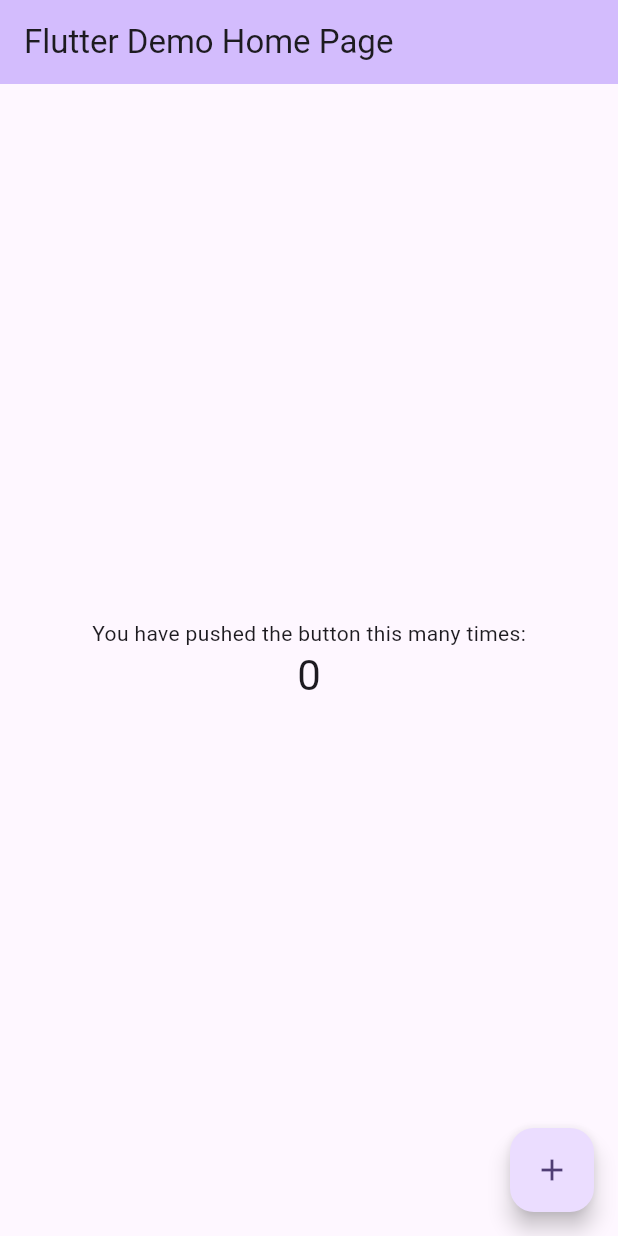
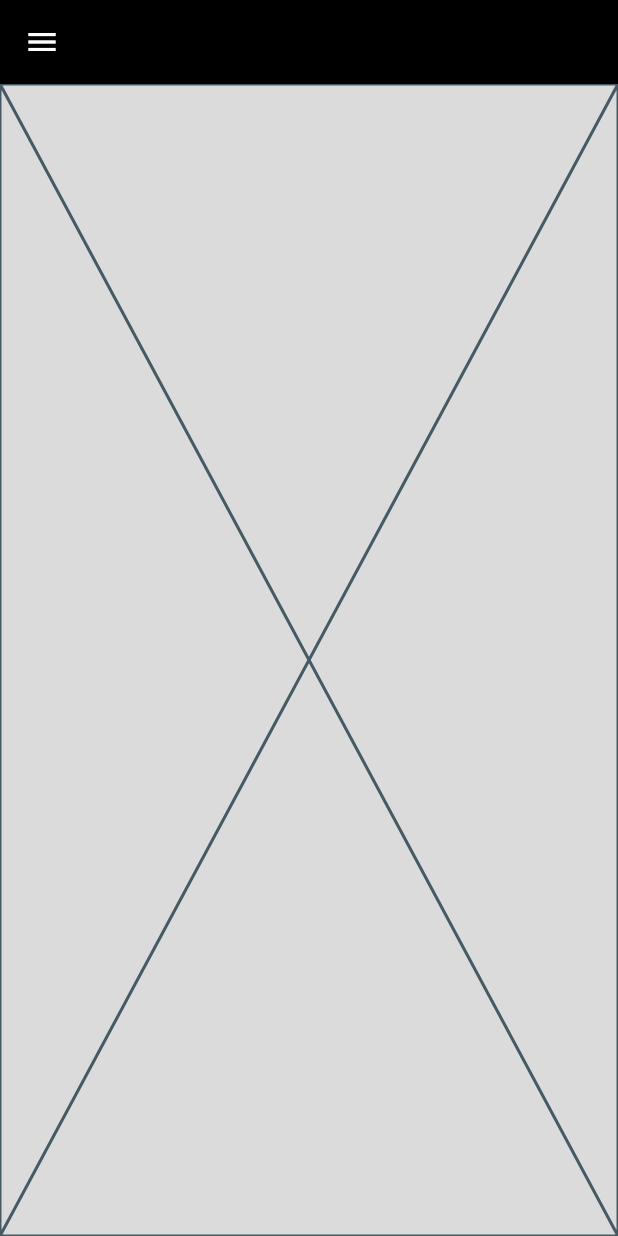
Before and after one commit to Mina8496/adaptaive_layout_practice, a Flutter app: the screen it shows after launch, on a phone screen of 412 x 824 dp. Run offline on Flutter 3.47's test engine with Material 3 defaults, Android fonts, the phone set to English and light mode, and no system bars.

Commit message:
create home page body

```diff
--- a/lib/main.dart
+++ b/lib/main.dart
@@ -1,122 +1,15 @@
+import 'package:adaptaive_layout_practice/pages/home_page.dart';
 import 'package:flutter/material.dart';
 
 void main() {
-  runApp(const MyApp());
+  runApp(const AdaptaiveLayout());
 }
 
-class MyApp extends StatelessWidget {
-  const MyApp({super.key});
-
-  // This widget is the root of your application.
-  @override
-  Widget build(BuildContext context) {
-    return MaterialApp(
-      title: 'Flutter Demo',
-      theme: ThemeData(
-        // This is the theme of your application.
-        //
-        // TRY THIS: Try running your application with "flutter run". You'll see
-        // the application has a purple toolbar. Then, without quitting the app,
-        // try changing the seedColor in the colorScheme below to Colors.green
-        // and then invoke "hot reload" (save your changes or press the "hot
-        // reload" button in a Flutter-supported IDE, or press "r" if you used
-        // the command line to start the app).
-        //
-        // Notice that the counter didn't reset back to zero; the application
-        // state is not lost during the reload. To reset the state, use hot
-        // restart instead.
-        //
-        // This works for code too, not just values: Most code changes can be
-        // tested with just a hot reload.
-        colorScheme: .fromSeed(seedColor: Colors.deepPurple),
-      ),
-      home: const MyHomePage(title: 'Flutter Demo Home Page'),
-    );
-  }
-}
-
-class MyHomePage extends StatefulWidget {
-  const MyHomePage({super.key, required this.title});
-
-  // This widget is the home page of your application. It is stateful, meaning
-  // that it has a State object (defined below) that contains fields that affect
-  // how it looks.
-
-  // This class is the configuration for the state. It holds the values (in this
-  // case the title) provided by the parent (in this case the App widget) and
-  // used by the build method of the State. Fields in a Widget subclass are
-  // always marked "final".
-
-  final String title;
-
-  @override
-  State<MyHomePage> createState() => _MyHomePageState();
-}
-
-class _MyHomePageState extends State<MyHomePage> {
-  int _counter = 0;
-
-  void _incrementCounter() {
-    setState(() {
-      // This call to setState tells the Flutter framework that something has
-      // changed in this State, which causes it to rerun the build method below
-      // so that the display can reflect the updated values. If we changed
-      // _counter without calling setState(), then the build method would not be
-      // called again, and so nothing would appear to happen.
-      _counter++;
-    });
-  }
+class AdaptaiveLayout extends StatelessWidget {
+  const AdaptaiveLayout({super.key});
 
   @override
   Widget build(BuildContext context) {
-    // This method is rerun every time setState is called, for instance as done
-    // by the _incrementCounter method above.
-    //
-    // The Flutter framework has been optimized to make rerunning build methods
-    // fast, so that you can just rebuild anything that needs updating rather
-    // than having to individually change instances of widgets.
-    return Scaffold(
-      appBar: AppBar(
-        // TRY THIS: Try changing the color here to a specific color (to
-        // Colors.amber, perhaps?) and trigger a hot reload to see the AppBar
-        // change color while the other colors stay the same.
-        backgroundColor: Theme.of(context).colorScheme.inversePrimary,
-        // Here we take the value from the MyHomePage object that was created by
-        // the App.build method, and use it to set our appbar title.
-        title: Text(widget.title),
-      ),
-      body: Center(
-        // Center is a layout widget. It takes a single child and positions it
-        // in the middle of the parent.
-        child: Column(
-          // Column is also a layout widget. It takes a list of children and
-          // arranges them vertically. By default, it sizes itself to fit its
-          // children horizontally, and tries to be as tall as its parent.
-          //
-          // Column has various properties to control how it sizes itself and
-          // how it positions its children. Here we use mainAxisAlignment to
-          // center the children vertically; the main axis here is the vertical
-          // axis because Columns are vertical (the cross axis would be
-          // horizontal).
-          //
-          // TRY THIS: Invoke "debug painting" (choose the "Toggle Debug Paint"
-          // action in the IDE, or press "p" in the console), to see the
-          // wireframe for each widget.
-          mainAxisAlignment: .center,
-          children: [
-            const Text('You have pushed the button this many times:'),
-            Text(
-              '$_counter',
-              style: Theme.of(context).textTheme.headlineMedium,
-            ),
-          ],
-        ),
-      ),
-      floatingActionButton: FloatingActionButton(
-        onPressed: _incrementCounter,
-        tooltip: 'Increment',
-        child: const Icon(Icons.add),
-      ),
-    );
+    return MaterialApp(home: HomePage());
   }
 }
--- /dev/null
+++ b/lib/pages/widgets/home_page_body.dart
@@ -0,0 +1,10 @@
+import 'package:flutter/material.dart';
+
+class HomePageBody extends StatelessWidget {
+  const HomePageBody({super.key});
+
+  @override
+  Widget build(BuildContext context) {
+    return const Placeholder();
+  }
+}
```
